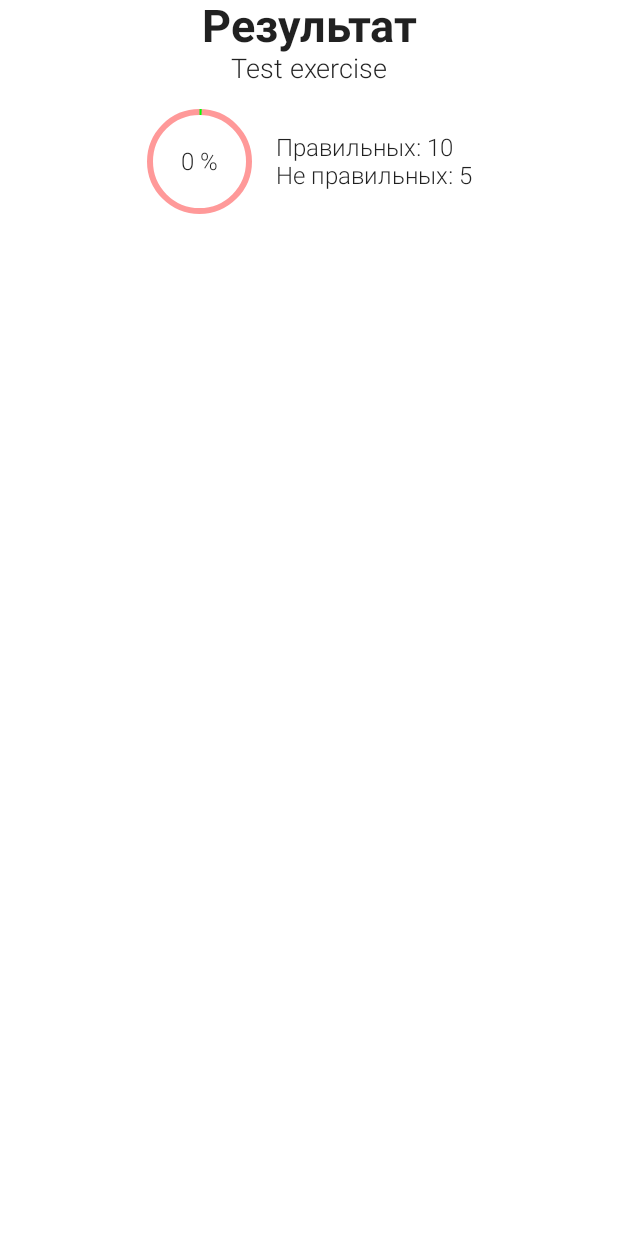
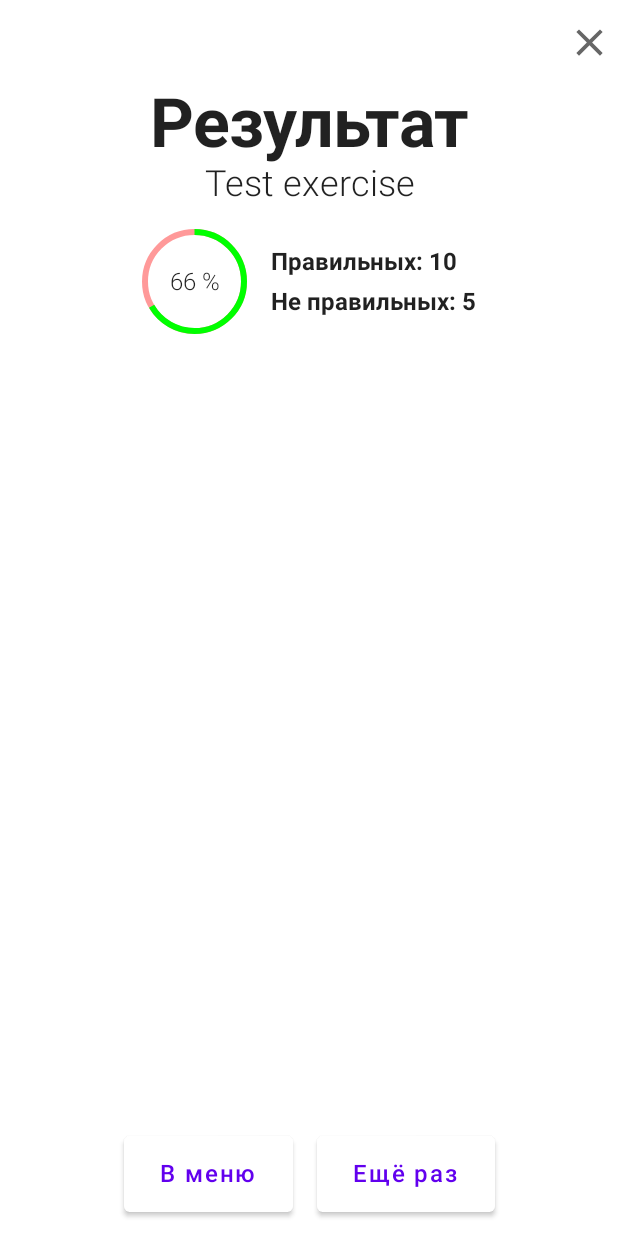
Before and after one commit to YaroslavGorbach-code/reaction, an Android app built with Jetpack Compose: the @Preview function ExerciseResultPreview, on a phone screen of 412 x 824 dp. Run offline under Robolectric (Android 15) with nearby library versions, the phone set to English and light mode, and no system bars; our stand-ins replace accompanist.

Commit message:
Improve exercise result screen

```diff
--- /dev/null
+++ b/app/src/main/java/yaroslavgorbach/reaction/feature/common/ui/Toolbar.kt
@@ -0,0 +1,30 @@
+package yaroslavgorbach.reaction.feature.common.ui
+
+import androidx.compose.foundation.clickable
+import androidx.compose.foundation.layout.Box
+import androidx.compose.foundation.layout.fillMaxWidth
+import androidx.compose.foundation.layout.size
+import androidx.compose.material.Icon
+import androidx.compose.material.MaterialTheme
+import androidx.compose.material.TopAppBar
+import androidx.compose.material.icons.Icons
+import androidx.compose.material.icons.outlined.Close
+import androidx.compose.runtime.Composable
+import androidx.compose.ui.Alignment
+import androidx.compose.ui.Modifier
+import androidx.compose.ui.unit.dp
+
+@Composable
+fun Toolbar(onBack: () -> Unit) {
+    TopAppBar(backgroundColor = MaterialTheme.colors.background, elevation = 0.dp) {
+        Box(Modifier.fillMaxWidth()) {
+            Icon(
+                Icons.Outlined.Close,
+                "Close",
+                modifier = Modifier
+                    .clickable { onBack() }
+                    .size(30.dp)
+                    .align(Alignment.CenterEnd))
+        }
+    }
+}
--- a/app/src/main/java/yaroslavgorbach/reaction/feature/exercise/common/ui/ExerciseResult.kt
+++ b/app/src/main/java/yaroslavgorbach/reaction/feature/exercise/common/ui/ExerciseResult.kt
@@ -1,11 +1,10 @@
 package yaroslavgorbach.reaction.feature.exercise.common.ui
 
 import androidx.compose.foundation.layout.*
-import androidx.compose.material.CircularProgressIndicator
-import androidx.compose.material.MaterialTheme
-import androidx.compose.material.Text
+import androidx.compose.material.*
 import androidx.compose.runtime.Composable
 import androidx.compose.ui.Alignment
+import androidx.compose.ui.Alignment.Companion.BottomCenter
 import androidx.compose.ui.Alignment.Companion.Center
 import androidx.compose.ui.Alignment.Companion.CenterHorizontally
 import androidx.compose.ui.Modifier
@@ -18,17 +17,20 @@ import androidx.compose.ui.unit.sp
 import yaroslavgorbach.reaction.R
 import yaroslavgorbach.reaction.common.ui.theme.ReactionTheme
 import yaroslavgorbach.reaction.data.listexercises.local.model.ExerciseName
+import yaroslavgorbach.reaction.feature.common.ui.Toolbar
 
 
 @Composable
 fun ExerciseResult(exerciseResultUi: ExerciseResultUi, onBackClick: () -> Unit, onRepeatExercise: (ExerciseName) -> Unit) {
 
     Column(Modifier.fillMaxSize()) {
+        Toolbar { onBackClick() }
+
         Text(
             modifier = Modifier.fillMaxWidth(),
             text = stringResource(id = R.string.result),
             style = MaterialTheme.typography.caption,
-            fontSize = 30.sp,
+            fontSize = 45.sp,
             textAlign = TextAlign.Center
         )
 
@@ -36,7 +38,7 @@ fun ExerciseResult(exerciseResultUi: ExerciseResultUi, onBackClick: () -> Unit,
             modifier = Modifier.fillMaxWidth(),
             text = stringResource(exerciseResultUi.exerciseName.res),
             style = MaterialTheme.typography.body1,
-            fontSize = 18.sp,
+            fontSize = 24.sp,
             textAlign = TextAlign.Center
         )
 
@@ -60,11 +62,60 @@ fun ExerciseResult(exerciseResultUi: ExerciseResultUi, onBackClick: () -> Unit,
             Column(
                 Modifier
                     .padding(start = 16.dp)
-                    .align(Alignment.CenterVertically)) {
-                Text(text = stringResource(id = R.string.correct) + " ${exerciseResultUi.correctPoints}")
-                Text(text = stringResource(id = R.string.incorrect) + " ${exerciseResultUi.incorrectPoints}")
+                    .align(Alignment.CenterVertically)
+            ) {
+                Text(
+                    modifier = Modifier.padding(bottom = 4.dp),
+                    text = stringResource(id = R.string.correct) + " ${exerciseResultUi.correctPoints}",
+                    style = MaterialTheme.typography.caption,
+                    fontSize = 16.sp
+                )
+                Text(
+                    modifier = Modifier.padding(top = 4.dp),
+                    text = stringResource(id = R.string.incorrect) + " ${exerciseResultUi.incorrectPoints}",
+                    style = MaterialTheme.typography.caption,
+                    fontSize = 16.sp
+                )
             }
         }
+
+        Box(modifier = Modifier.fillMaxSize()) {
+            Column(modifier = Modifier.align(Center)) {
+
+            }
+
+            Row(
+                modifier = Modifier
+                    .align(BottomCenter)
+                    .padding(8.dp),
+            ) {
+                Button(
+                    modifier = Modifier.padding(8.dp),
+                    onClick = {},
+                    colors = ButtonDefaults.outlinedButtonColors()
+                ) {
+                    Text(
+                        modifier = Modifier.padding(8.dp),
+                        text = stringResource(id = R.string.to_menu),
+                        fontSize = 16.sp
+                    )
+                }
+
+                Button(
+                    modifier = Modifier.padding(8.dp),
+                    onClick = {},
+                    colors = ButtonDefaults.outlinedButtonColors()
+                ) {
+                    Text(
+                        modifier = Modifier.padding(8.dp),
+                        text = stringResource(id = R.string.one_more_time),
+                        fontSize = 16.sp
+                    )
+                }
+            }
+        }
+
+
     }
 }
 
--- a/app/src/main/java/yaroslavgorbach/reaction/feature/exercise/common/ui/ExerciseResultUi.kt
+++ b/app/src/main/java/yaroslavgorbach/reaction/feature/exercise/common/ui/ExerciseResultUi.kt
@@ -5,14 +5,15 @@ import yaroslavgorbach.reaction.data.listexercises.local.model.ExerciseName
 data class ExerciseResultUi(
     val exerciseName: ExerciseName,
     val correctPoints: Int,
-    val incorrectPoints: Int
+    val incorrectPoints: Int,
+    val isGood: Boolean
 ) {
     companion object {
-        val Test = ExerciseResultUi(ExerciseName.TEST, 10, 5)
+        val Test = ExerciseResultUi(ExerciseName.TEST, 10, 5, false)
     }
 
     val correctPresent: Float
-        get() = ((correctPoints.toFloat() / (incorrectPoints.toFloat() + correctPoints.toFloat()))) / 100f
+        get() = ((correctPoints.toFloat() / (incorrectPoints.toFloat() + correctPoints.toFloat())))
 
     val progressString: String
         get() = "${(correctPresent * 100).toInt()} %"
--- a/app/src/main/java/yaroslavgorbach/reaction/feature/exercise/extranumber/model/ExtraNumberViewState.kt
+++ b/app/src/main/java/yaroslavgorbach/reaction/feature/exercise/extranumber/model/ExtraNumberViewState.kt
@@ -4,10 +4,10 @@ import yaroslavgorbach.reaction.data.exercise.extranumber.local.model.NumberPack
 import yaroslavgorbach.reaction.utill.TimerCountDown
 
 data class ExtraNumberViewState(
-    val numberPacks: List<NumberPack> = emptyList(),
+    val numberPacks: List<NumberPack> = listOf(NumberPack.Test),
     val timerState: TimerCountDown.TimerState = TimerCountDown.TimerState.Tick(0, "00:00", 0f),
-    var pointsCorrect: Int = 0,
-    var pointsIncorrect: Int = 0,
+    val pointsCorrect: Int = 0,
+    val pointsIncorrect: Int = 0,
     val isFinished: Boolean = false
 ) {
     companion object {
--- a/app/src/main/res/values/strings.xml
+++ b/app/src/main/res/values/strings.xml
@@ -5,9 +5,9 @@
     <string name="training">Ежедневная тренировка</string>
     <string name="test">Test exercise</string>
     <string name="start">Начать</string>
-
     <string name="result">Результат</string>
-
     <string name="correct">Правильных:</string>
     <string name="incorrect">Не правильных:</string>
+    <string name="to_menu">В меню</string>
+    <string name="one_more_time">Ещё раз</string>
 </resources>
```
Also changed, not shown: app/src/main/java/yaroslavgorbach/reaction/feature/description/ui/Description.kt (+11 -15 lines), app/src/main/java/yaroslavgorbach/reaction/feature/exercise/common/ui/ExerciseTopBar.kt (+12 -2 lines), app/src/main/java/yaroslavgorbach/reaction/feature/exercise/extranumber/presentation/ExtraNumberViewModel.kt (+15 -7 lines), app/src/main/java/yaroslavgorbach/reaction/feature/exercise/extranumber/ui/ExtaNumbers.kt (+15 -10 lines).
